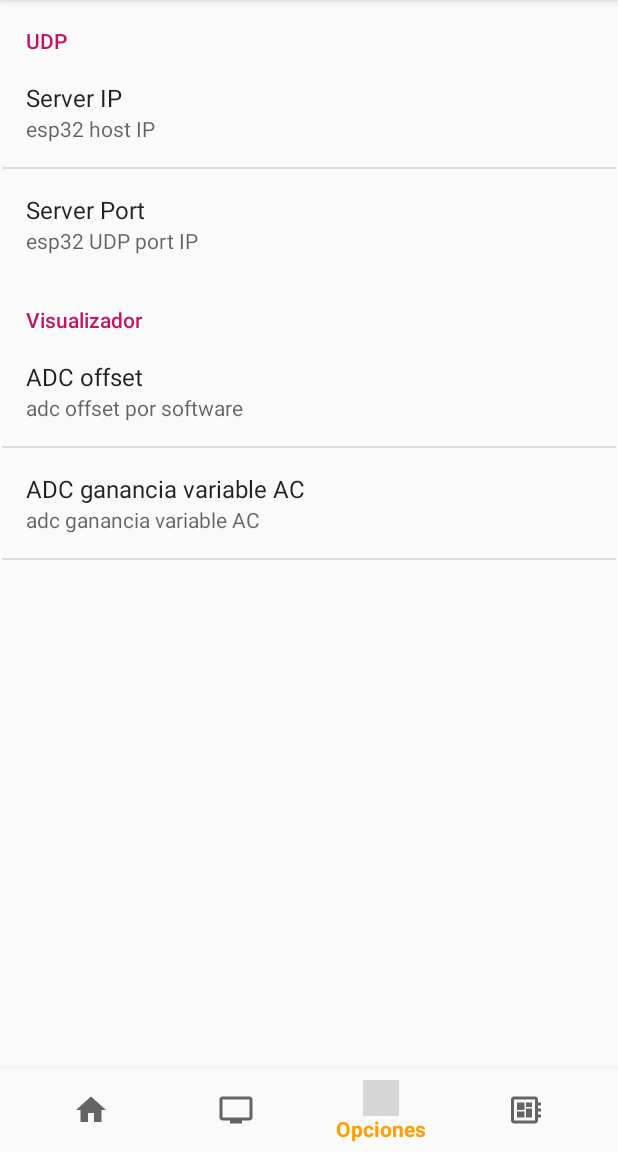
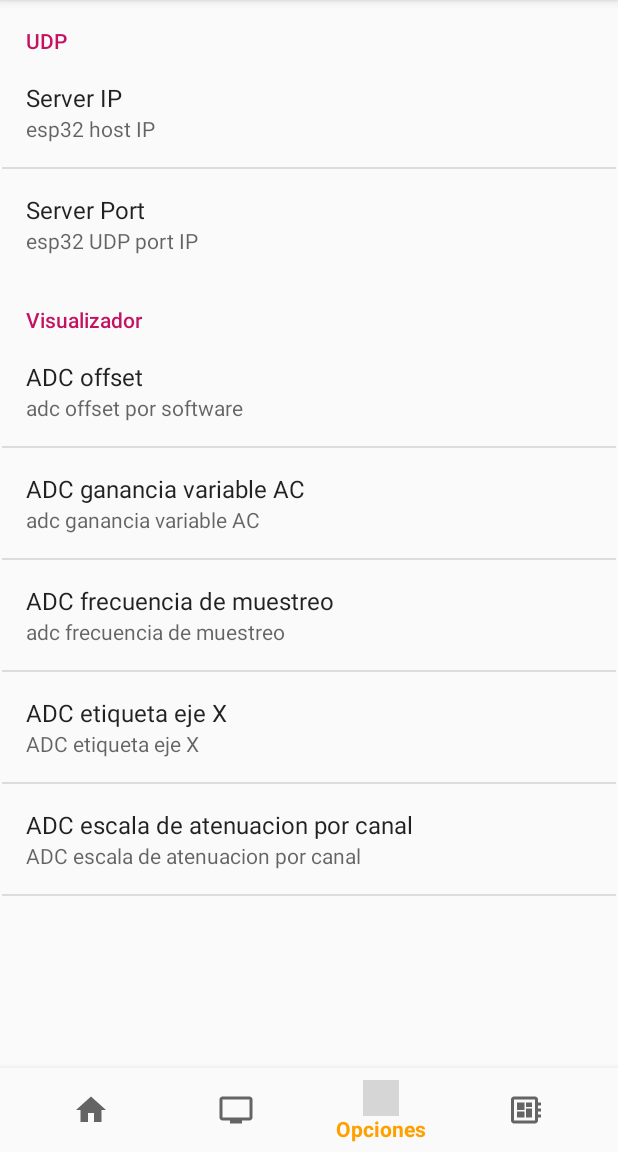
Before and after one commit to bofwant/VDSBof, an Android app: the screen it shows after launch (MainActivity), item 3 of the bottom bar chosen, on a phone screen of 412 x 824 dp, the part 84-1236 px from its top. Run offline under Robolectric (Android 15) with nearby library versions, the phone set to English and light mode, and no system bars; libraries missing offline, so code that uses them is left out: com.jjoe64.graphview; 11 statements that could not run were skipped; grey boxes are pictures that could not be loaded.

Commit message:
scale fixes

```diff
--- a/AndroidApp/app/src/main/java/com/bofwant/esp32vds/ControlFragment.java
+++ b/AndroidApp/app/src/main/java/com/bofwant/esp32vds/ControlFragment.java
@@ -139,6 +139,7 @@ public class ControlFragment extends Fragment {
             @Override
             public void onStopTrackingTouch(SeekBar seekBar) {
                 mainActivity.txQueue.offer(getActivity().getResources().getString(R.string.esp_pot)+" "+String.valueOf(pot));
+                mainActivity.potValue=pot;
                 Toast.makeText(getActivity(), "Wiper "+String.valueOf(pot), Toast.LENGTH_SHORT).show();
 
             }
@@ -160,6 +161,7 @@ public class ControlFragment extends Fragment {
             @Override
             public void onStopTrackingTouch(SeekBar seekBar) {
                 mainActivity.txQueue.offer(getActivity().getResources().getString(R.string.esp_mux)+" "+String.valueOf(muxCh));
+                mainActivity.muxChanel=muxCh;
                 Toast.makeText(getActivity(), "Mux Chanel "+String.valueOf(muxCh), Toast.LENGTH_SHORT).show();
 
             }
--- a/AndroidApp/app/src/main/java/com/bofwant/esp32vds/GraphFragment.java
+++ b/AndroidApp/app/src/main/java/com/bofwant/esp32vds/GraphFragment.java
@@ -118,23 +118,32 @@ public class GraphFragment extends Fragment {
         }
         dSeries=new LineGraphSeries<>(generateDataPoints());
         graph=(GraphView) getView().findViewById(R.id.graph);
+        graph.getViewport().setYAxisBoundsManual(true);
+        graph.getViewport().setXAxisBoundsManual(true);
+        SharedPreferences SaP = PreferenceManager.getDefaultSharedPreferences(mainActivity);
+        float offset =  Float.valueOf(SaP.getString("offset_preference","0.5"));
+        float att =  Float.valueOf(SaP.getString("attscale_preference","10"));
+        float gain =  Float.valueOf(SaP.getString("gain_preference","10"));
+        float timescale =  Float.valueOf(SaP.getString("timescale_preference","200000"));
         graph.getGridLabelRenderer().setLabelFormatter(new DefaultLabelFormatter() {
             @Override
             public String formatLabel(double value, boolean isValueX) {
+                SharedPreferences SaP = PreferenceManager.getDefaultSharedPreferences(mainActivity);
+                String label=SaP.getString("timestamp_preference","uS");
                 if (isValueX) {
-                    return super.formatLabel(value, isValueX) + " mS";
+                    return super.formatLabel(value, isValueX) +label;
                 } else {
                     return super.formatLabel(value, isValueX) + " V";
                 }
             }
         });
-        graph.getViewport().setYAxisBoundsManual(true);
-        graph.getViewport().setMinY(-1.5);
-        graph.getViewport().setMaxY(1.5);
 
-        graph.getViewport().setXAxisBoundsManual(true);
+        float yatt=(float) Math.pow(att,mainActivity.muxChanel);
+        float yscale=(1+(mainActivity.potValue*gain/128))/yatt;
+        graph.getViewport().setMinY(-1.5*yscale);
+        graph.getViewport().setMaxY(1.5*yscale);
         graph.getViewport().setMinX(0);
-        graph.getViewport().setMaxX(1000);
+        graph.getViewport().setMaxX(timescale);
 
         // enable scaling and scrolling
         graph.getViewport().setScalable(true);
@@ -150,6 +159,30 @@ public class GraphFragment extends Fragment {
                     changeUpdateButton(false);
                     mHandler.removeCallbacks(gTimer);
                 }else {
+                    SharedPreferences SaP = PreferenceManager.getDefaultSharedPreferences(mainActivity);
+                    float offset =  Float.valueOf(SaP.getString("offset_preference","0.5"));
+                    float att =  Float.valueOf(SaP.getString("attscale_preference","10"));
+                    float gain =  Float.valueOf(SaP.getString("gain_preference","10"));
+                    float timescale =  Float.valueOf(SaP.getString("timescale_preference","200000"));
+                    graph.getGridLabelRenderer().setLabelFormatter(new DefaultLabelFormatter() {
+                        @Override
+                        public String formatLabel(double value, boolean isValueX) {
+                            SharedPreferences SaP = PreferenceManager.getDefaultSharedPreferences(mainActivity);
+                            String label=SaP.getString("timestamp_preference","uS");
+                            if (isValueX) {
+                                return super.formatLabel(value, isValueX) +label;
+                            } else {
+                                return super.formatLabel(value, isValueX) + " V";
+                            }
+                        }
+                    });
+
+                    float yatt=(float) Math.pow(att,mainActivity.muxChanel);
+                    float yscale=(1+(mainActivity.potValue*gain/128))/yatt;
+                    graph.getViewport().setMinY(-1.5*yscale);
+                    graph.getViewport().setMaxY(1.5*yscale);
+                    graph.getViewport().setMinX(0);
+                    graph.getViewport().setMaxX(timescale);
                     updating=true;
                     changeUpdateButton(true);
                     gTimer = new Runnable() {
@@ -168,10 +201,19 @@ public class GraphFragment extends Fragment {
     }
     public DataPoint[] generateDataPoints() {
         SharedPreferences SP = PreferenceManager.getDefaultSharedPreferences(mainActivity);
+        float timescale =  Float.valueOf(SP.getString("timescale_preference","200000"));
+        float att =  Float.valueOf(SP.getString("attscale_preference","10"));
+        float gain =  Float.valueOf(SP.getString("gain_preference","10"));
         float offset =  Float.valueOf(SP.getString("offset_preference","0.5"));
+        float yatt=(float) Math.pow(att,mainActivity.muxChanel);
+        float yscale=(1+(mainActivity.potValue*gain/128))/yatt;
         DataPoint[] values = new DataPoint[200000];
+        double x,y;
         for (int i=0; i<200000; i++) {
-            values[i]= new DataPoint(i*0.005, ((2000-mainActivity.sampleBuffer[i])*0.00075)+offset);
+            x=i*timescale/200000;
+            y=((2000-mainActivity.sampleBuffer[i])*0.00075*yscale)+offset/yatt;
+            //Log.d("graph","x="+String.valueOf(x)+" y="+String.valueOf(y));
+            values[i]= new DataPoint(x, y);
         }
         return values;
     }
--- a/AndroidApp/app/src/main/java/com/bofwant/esp32vds/MainActivity.java
+++ b/AndroidApp/app/src/main/java/com/bofwant/esp32vds/MainActivity.java
@@ -37,6 +37,8 @@ public class MainActivity extends AppCompatActivity implements HomeFragment.OnFr
     boolean inSettings=false;
     final ControlFragment fragment4 = new ControlFragment();
     final FragmentManager fm = getSupportFragmentManager();
+
+    int potValue,muxChanel;
 
     Fragment active = fragment1;
     private BottomNavigationView.OnNavigationItemSelectedListener mOnNavigationItemSelectedListener
--- a/AndroidApp/app/src/main/res/xml/settings.xml
+++ b/AndroidApp/app/src/main/res/xml/settings.xml
@@ -37,6 +37,28 @@
             android:summary="adc ganancia variable AC"
             android:dialogTitle="ganancia variable AC del esp32"
             android:hint="ganancia 11"
-            android:defaultValue="11"/>
+            android:defaultValue="10"/>
+        <EditTextPreference
+            android:key="timescale_preference"
+            android:title="ADC frecuencia de muestreo"
+            android:summary="adc frecuencia de muestreo"
+            android:dialogTitle="frecuencia de muestreo del  esp32 samples per second"
+            android:hint="samples"
+            android:defaultValue="200000"/>
+        <EditTextPreference
+            android:key="timestamp_preference"
+            android:title="ADC etiqueta eje X"
+            android:summary="ADC etiqueta eje X"
+            android:dialogTitle="ADC etiqueta eje X del visualizador"
+            android:hint="mS"
+            android:defaultValue="uS"/>
+
+        <EditTextPreference
+            android:key="attscale_preference"
+            android:title="ADC escala de atenuacion por canal"
+            android:summary="ADC escala de atenuacion por canal"
+            android:dialogTitle="ADC escala de atenuacion por canal del  esp32"
+            android:hint="scales"
+            android:defaultValue="10"/>
     </PreferenceCategory>
 </PreferenceScreen>
```
